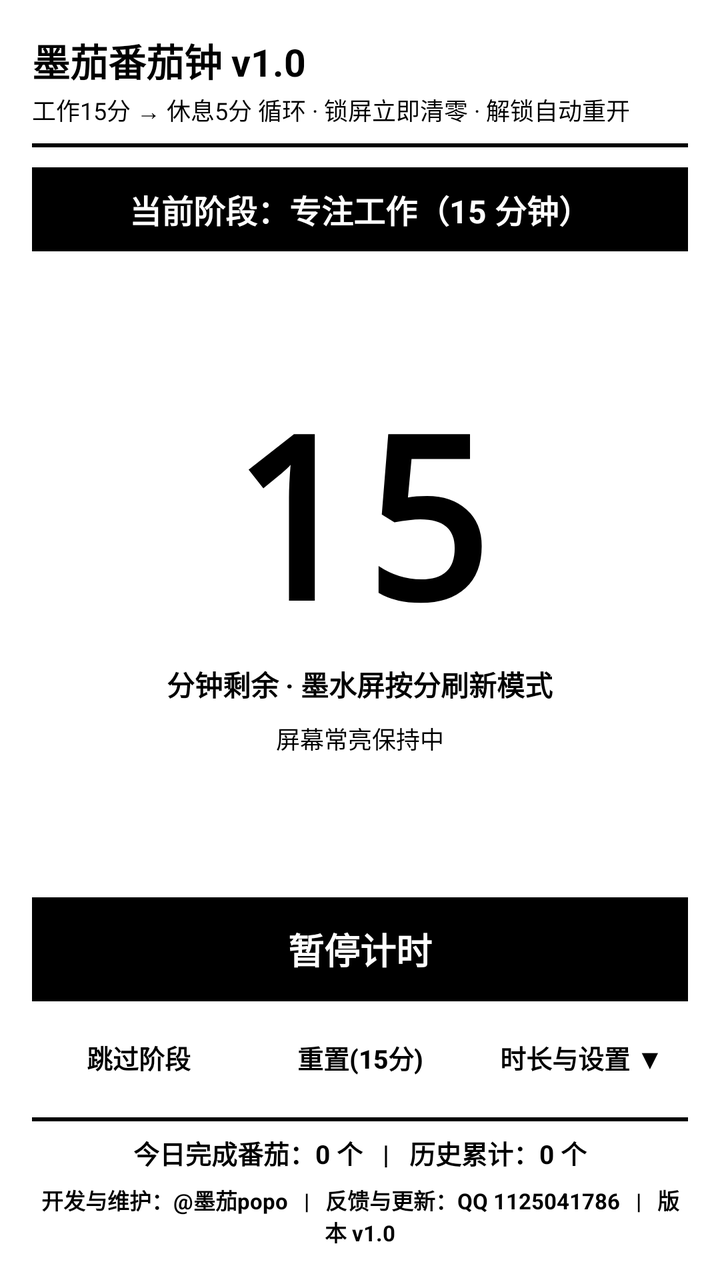
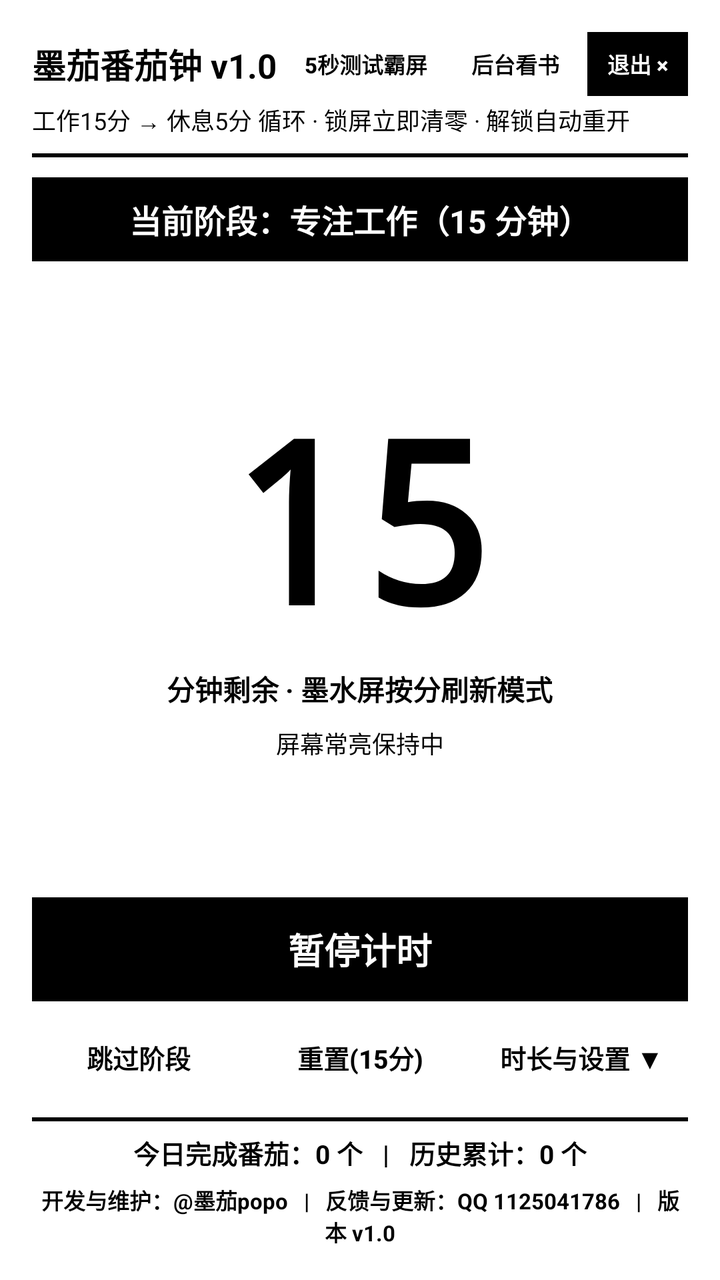

Compare the two renders of this Android layout. The source of the first and the diff that turns it into the second are given below.
<!-- AndroidManifest.xml: application theme Theme.Clear6Pomodoro.EInk -->
<!-- res/layout/activity_main.xml -->
<?xml version="1.0" encoding="utf-8"?>
<LinearLayout xmlns:android="http://schemas.android.com/apk/res/android"
    android:id="@+id/rootContainer"
    android:layout_width="match_parent"
    android:layout_height="match_parent"
    android:background="#FFFFFF"
    android:orientation="vertical"
    android:padding="16dp">

    
    <LinearLayout
        android:layout_width="match_parent"
        android:layout_height="wrap_content"
        android:orientation="vertical"
        android:paddingBottom="8dp">

        <TextView
            android:layout_width="match_parent"
            android:layout_height="wrap_content"
            android:text="墨茄番茄钟 v1.0"
            android:textColor="#000000"
            android:textSize="19sp"
            android:textStyle="bold" />

        <TextView
            android:id="@+id/tvSubtitleRule"
            android:layout_width="match_parent"
            android:layout_height="wrap_content"
            android:layout_marginTop="2dp"
            android:text="工作15分 → 休息5分 循环 · 锁屏立即清零 · 解锁自动重开"
            android:textColor="#000000"
            android:textSize="12sp" />
    </LinearLayout>

    <View
        android:layout_width="match_parent"
        android:layout_height="2dp"
        android:background="#000000" />

    
    <TextView
        android:id="@+id/tvPhaseBanner"
        android:layout_width="match_parent"
        android:layout_height="42dp"
        android:layout_marginTop="10dp"
        android:background="#000000"
        android:gravity="center"
        android:text="当前阶段：专注工作（15 分钟）"
        android:textColor="#FFFFFF"
        android:textSize="16sp"
        android:textStyle="bold" />

    
    <FrameLayout
        android:layout_width="match_parent"
        android:layout_height="0dp"
        android:layout_weight="1">

        
        <LinearLayout
            android:id="@+id/layoutWorkTimerStage"
            android:layout_width="match_parent"
            android:layout_height="match_parent"
            android:gravity="center"
            android:orientation="vertical">

            <TextView
                android:id="@+id/tvTimerDisplay"
                android:layout_width="wrap_content"
                android:layout_height="wrap_content"
                android:fontFamily="monospace"
                android:includeFontPadding="false"
                android:text="15"
                android:textColor="#000000"
                android:textSize="112sp"
                android:textStyle="bold" />

            <TextView
                android:id="@+id/tvTimerUnitHint"
                android:layout_width="wrap_content"
                android:layout_height="wrap_content"
                android:layout_marginTop="4dp"
                android:text="分钟剩余 · 墨水屏按分刷新模式"
                android:textColor="#000000"
                android:textSize="14sp"
                android:textStyle="bold" />

            <TextView
                android:id="@+id/tvStatusSubtitle"
                android:layout_width="match_parent"
                android:layout_height="wrap_content"
                android:layout_marginTop="8dp"
                android:gravity="center"
                android:text="屏幕常亮保持中"
                android:textColor="#000000"
                android:textSize="12sp" />
        </LinearLayout>

        
        <com.hanvon.clear6.pomodoro.RestingCatEInkView
            android:id="@+id/restingCatView"
            android:layout_width="match_parent"
            android:layout_height="match_parent"
            android:visibility="gone" />
    </FrameLayout>

    
    <Button
        android:id="@+id/btnStartPause"
        android:layout_width="match_parent"
        android:layout_height="52dp"
        android:background="#000000"
        android:stateListAnimator="@null"
        android:text="暂停计时"
        android:textColor="#FFFFFF"
        android:textSize="18sp"
        android:textStyle="bold" />

    <LinearLayout
        android:layout_width="match_parent"
        android:layout_height="44dp"
        android:layout_marginTop="6dp"
        android:orientation="horizontal">

        <Button
            android:id="@+id/btnSkipPhase"
            android:layout_width="0dp"
            android:layout_height="match_parent"
            android:layout_marginEnd="4dp"
            android:layout_weight="1"
            android:background="#FFFFFF"
            android:stateListAnimator="@null"
            android:text="跳过阶段"
            android:textColor="#000000"
            android:textSize="13sp"
            android:textStyle="bold" />

        <Button
            android:id="@+id/btnReset"
            android:layout_width="0dp"
            android:layout_height="match_parent"
            android:layout_marginEnd="4dp"
            android:layout_weight="1"
            android:background="#FFFFFF"
            android:stateListAnimator="@null"
            android:text="重置(15分)"
            android:textColor="#000000"
            android:textSize="13sp"
            android:textStyle="bold" />

        <Button
            android:id="@+id/btnToggleSettings"
            android:layout_width="0dp"
            android:layout_height="match_parent"
            android:layout_weight="1"
            android:background="#FFFFFF"
            android:stateListAnimator="@null"
            android:text="时长与设置 ▼"
            android:textColor="#000000"
            android:textSize="13sp"
            android:textStyle="bold" />
    </LinearLayout>

    
    <LinearLayout
        android:id="@+id/layoutSettingsDrawer"
        android:layout_width="match_parent"
        android:layout_height="wrap_content"
        android:layout_marginTop="6dp"
        android:orientation="vertical"
        android:visibility="gone">

        <Button
            android:id="@+id/btnCycleDurationPreset"
            android:layout_width="match_parent"
            android:layout_height="38dp"
            android:background="#FFFFFF"
            android:stateListAnimator="@null"
            android:text="预设切换：工作15分 / 休息5分 (点此切换)"
            android:textColor="#000000"
            android:textSize="12sp"
            android:textStyle="bold" />

        <LinearLayout
            android:layout_width="match_parent"
            android:layout_height="36dp"
            android:layout_marginTop="4dp"
            android:orientation="horizontal">

            <Button
                android:id="@+id/btnWorkMinus"
                android:layout_width="0dp"
                android:layout_height="match_parent"
                android:layout_marginEnd="3dp"
                android:layout_weight="1"
                android:background="#FFFFFF"
                android:stateListAnimator="@null"
                android:text="工作 -5分"
                android:textColor="#000000"
                android:textSize="11sp"
                android:textStyle="bold" />

            <Button
                android:id="@+id/btnWorkPlus"
                android:layout_width="0dp"
                android:layout_height="match_parent"
                android:layout_marginEnd="3dp"
                android:layout_weight="1"
                android:background="#FFFFFF"
                android:stateListAnimator="@null"
                android:text="工作 +5分"
                android:textColor="#000000"
                android:textSize="11sp"
                android:textStyle="bold" />

            <Button
                android:id="@+id/btnRestMinus"
                android:layout_width="0dp"
                android:layout_height="match_parent"
                android:layout_marginEnd="3dp"
                android:layout_weight="1"
                android:background="#FFFFFF"
                android:stateListAnimator="@null"
                android:text="休息 -1分"
                android:textColor="#000000"
                android:textSize="11sp"
                android:textStyle="bold" />

            <Button
                android:id="@+id/btnRestPlus"
                android:layout_width="0dp"
                android:layout_height="match_parent"
                android:layout_weight="1"
                android:background="#FFFFFF"
                android:stateListAnimator="@null"
                android:text="休息 +1分"
                android:textColor="#000000"
                android:textSize="11sp"
                android:textStyle="bold" />
        </LinearLayout>

        <Button
            android:id="@+id/btnToggleLockRule"
            android:layout_width="match_parent"
            android:layout_height="38dp"
            android:layout_marginTop="4dp"
            android:background="#FFFFFF"
            android:stateListAnimator="@null"
            android:text="锁屏规则：锁屏立即清零 · 解锁自动重开"
            android:textColor="#000000"
            android:textSize="12sp"
            android:textStyle="bold" />

        <Button
            android:id="@+id/btnToggleLockscreenNotif"
            android:layout_width="match_parent"
            android:layout_height="38dp"
            android:layout_marginTop="4dp"
            android:background="#FFFFFF"
            android:stateListAnimator="@null"
            android:text="锁屏通知提示：已开启（锁屏实时显示剩余时长）"
            android:textColor="#000000"
            android:textSize="12sp"
            android:textStyle="bold" />

        <Button
            android:id="@+id/btnCycleSoundPreset"
            android:layout_width="match_parent"
            android:layout_height="38dp"
            android:layout_marginTop="4dp"
            android:background="#FFFFFF"
            android:stateListAnimator="@null"
            android:text="提醒音效：清脆嘀嗒 (点此切换/试听)"
            android:textColor="#000000"
            android:textSize="12sp"
            android:textStyle="bold" />

        <LinearLayout
            android:layout_width="match_parent"
            android:layout_height="wrap_content"
            android:layout_marginTop="2dp"
            android:orientation="horizontal">

            <CheckBox
                android:id="@+id/cbHighSpeedMode"
                android:layout_width="0dp"
                android:layout_height="34dp"
                android:layout_weight="1"
                android:buttonTint="#000000"
                android:text="高速刷新(显秒)"
                android:textColor="#000000"
                android:textSize="11sp"
                android:textStyle="bold" />

            <CheckBox
                android:id="@+id/cbMinuteTick"
                android:layout_width="0dp"
                android:layout_height="34dp"
                android:layout_weight="1"
                android:buttonTint="#000000"
                android:text="整分微弱嘀嗒声"
                android:textColor="#000000"
                android:textSize="11sp"
                android:textStyle="bold" />
        </LinearLayout>

        <LinearLayout
            android:layout_width="match_parent"
            android:layout_height="34dp"
            android:layout_marginTop="2dp"
            android:orientation="horizontal">

            <Button
                android:id="@+id/btnBatteryWhitelist"
                android:layout_width="0dp"
                android:layout_height="match_parent"
                android:layout_marginEnd="4dp"
                android:layout_weight="1"
                android:background="#FFFFFF"
                android:stateListAnimator="@null"
                android:text="1.电池白名单"
                android:textColor="#000000"
                android:textSize="11sp"
                android:textStyle="bold" />

            <Button
                android:id="@+id/btnNotificationSettings"
                android:layout_width="0dp"
                android:layout_height="match_parent"
                android:layout_marginStart="4dp"
                android:layout_marginEnd="4dp"
                android:layout_weight="1"
                android:background="#FFFFFF"
                android:stateListAnimator="@null"
                android:text="2.通知栏权限"
                android:textColor="#000000"
                android:textSize="11sp"
                android:textStyle="bold" />

            <Button
                android:id="@+id/btnAutoStartSettings"
                android:layout_width="0dp"
                android:layout_height="match_parent"
                android:layout_marginStart="4dp"
                android:layout_weight="1"
                android:background="#FFFFFF"
                android:stateListAnimator="@null"
                android:text="3.自启动权限"
                android:textColor="#000000"
                android:textSize="11sp"
                android:textStyle="bold" />
        </LinearLayout>
    </LinearLayout>

    <View
        android:layout_width="match_parent"
        android:layout_height="2dp"
        android:layout_marginTop="8dp"
        android:background="#000000" />

    
    <TextView
        android:id="@+id/tvStatsSummary"
        android:layout_width="match_parent"
        android:layout_height="wrap_content"
        android:layout_marginTop="6dp"
        android:gravity="center"
        android:text="今日完成番茄：0 个   |   历史累计：0 个"
        android:textColor="#000000"
        android:textSize="13sp"
        android:textStyle="bold" />

    
    <TextView
        android:id="@+id/tvDeveloperSignature"
        android:layout_width="match_parent"
        android:layout_height="wrap_content"
        android:layout_marginTop="6dp"
        android:gravity="center"
        android:text="开发与维护：@墨茄popo   |   反馈与更新：QQ 1125041786   |   版本 v1.0"
        android:textColor="#000000"
        android:textSize="11sp"
        android:textStyle="bold" />

</LinearLayout>
<!-- resources referenced by this layout -->
<resources>
  <style name="Theme.Clear6Pomodoro.EInk" parent="Theme.AppCompat.Light.NoActionBar">
          <item name="colorPrimary">#000000</item>
          <item name="colorPrimaryDark">#000000</item>
          <item name="colorAccent">#000000</item>
          <item name="android:windowBackground">#FFFFFF</item>
          <item name="android:windowAnimationStyle">@null</item>
          <item name="android:statusBarColor">#000000</item>
      </style>
</resources>

<!-- the commit's change to res/layout/activity_main.xml (unified diff, before → after) -->
@@ -14,19 +14,71 @@
         android:orientation="vertical"
         android:paddingBottom="8dp">
 
-        <TextView
+        <LinearLayout
             android:layout_width="match_parent"
             android:layout_height="wrap_content"
-            android:text="墨茄番茄钟 v1.0"
-            android:textColor="#000000"
-            android:textSize="19sp"
-            android:textStyle="bold" />
+            android:gravity="center_vertical"
+            android:orientation="horizontal">
+
+            <TextView
+                android:layout_width="0dp"
+                android:layout_height="wrap_content"
+                android:layout_weight="1"
+                android:text="墨茄番茄钟 v1.0"
+                android:textColor="#000000"
+                android:textSize="17sp"
+                android:textStyle="bold" />
+
+            <Button
+                android:id="@+id/btnTest5sOverlay"
+                android:layout_width="wrap_content"
+                android:layout_height="32dp"
+                android:layout_marginEnd="5dp"
+                android:background="#FFFFFF"
+                android:minWidth="0dp"
+                android:paddingStart="8dp"
+                android:paddingEnd="8dp"
+                android:stateListAnimator="@null"
+                android:text="5秒测试霸屏"
+                android:textColor="#000000"
+                android:textSize="11sp"
+                android:textStyle="bold" />
+
+            <Button
+                android:id="@+id/btnMinimizeBg"
+                android:layout_width="wrap_content"
+                android:layout_height="32dp"
+                android:layout_marginEnd="5dp"
+                android:background="#FFFFFF"
+                android:minWidth="0dp"
+                android:paddingStart="9dp"
+                android:paddingEnd="9dp"
+                android:stateListAnimator="@null"
+                android:text="后台看书"
+                android:textColor="#000000"
+                android:textSize="11sp"
+                android:textStyle="bold" />
+
+            <Button
+                android:id="@+id/btnExitApp"
+                android:layout_width="wrap_content"
+                android:layout_height="32dp"
+                android:background="#000000"
+                android:minWidth="0dp"
+                android:paddingStart="10dp"
+                android:paddingEnd="10dp"
+                android:stateListAnimator="@null"
+                android:text="退出 ×"
+                android:textColor="#FFFFFF"
+                android:textSize="11sp"
+                android:textStyle="bold" />
+        </LinearLayout>
 
         <TextView
             android:id="@+id/tvSubtitleRule"
             android:layout_width="match_parent"
             android:layout_height="wrap_content"
-            android:layout_marginTop="2dp"
+            android:layout_marginTop="3dp"
             android:text="工作15分 → 休息5分 循环 · 锁屏立即清零 · 解锁自动重开"
             android:textColor="#000000"
             android:textSize="12sp" />
@@ -304,10 +356,22 @@
                 android:textStyle="bold" />
         </LinearLayout>
 
+        <Button
+            android:id="@+id/btnOverlayPermission"
+            android:layout_width="match_parent"
+            android:layout_height="36dp"
+            android:layout_marginTop="2dp"
+            android:background="#000000"
+            android:stateListAnimator="@null"
+            android:text="★ 点此开启「跨应用跳出黑猫」悬浮窗权限（必开）"
+            android:textColor="#FFFFFF"
+            android:textSize="11sp"
+            android:textStyle="bold" />
+
         <LinearLayout
             android:layout_width="match_parent"
             android:layout_height="34dp"
-            android:layout_marginTop="2dp"
+            android:layout_marginTop="4dp"
             android:orientation="horizontal">
 
             <Button
